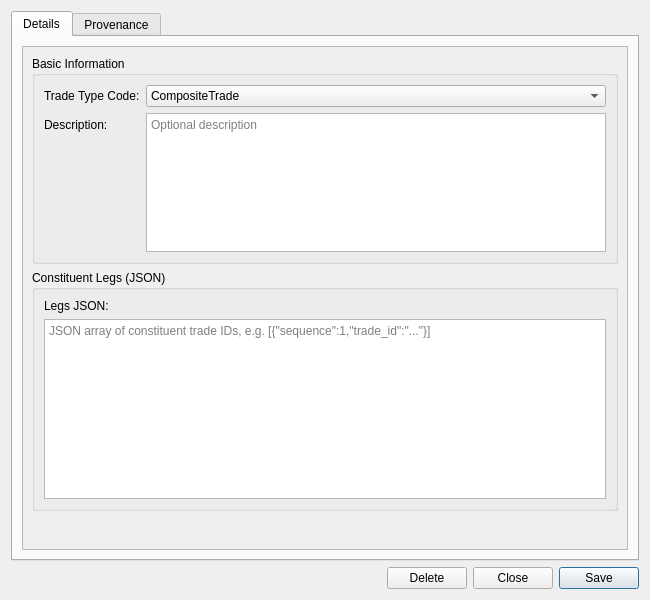
The window that projects/ores.qt/ui/CompositeInstrumentDetailDialog.ui (OreStudio/OreStudio) describes before a commit, drawn with Qt 5.
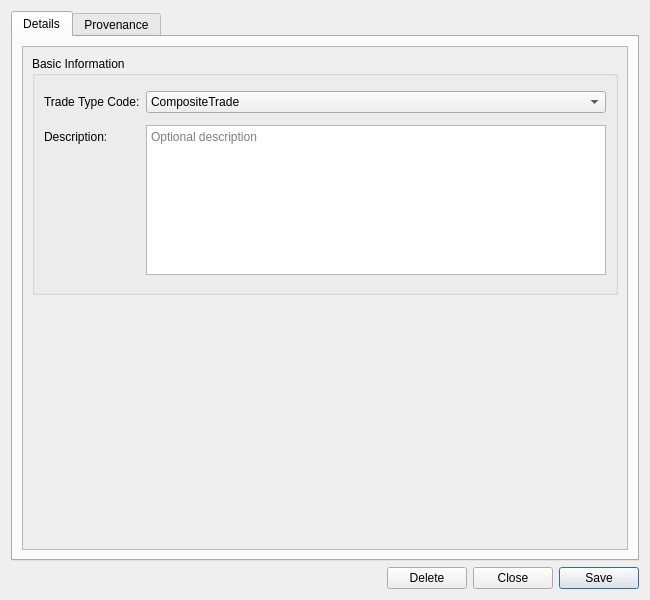
The same window after the commit. Custom widgets are drawn as their Qt base class.

Commit message:
[qt,trading] Replace JSON legs with strongly-typed CompositeLegsWidget
Add a reusable CompositeLegsWidget (ui/hpp/cpp) that manages a
std::vector<composite_leg> via a QTableWidget with Seq/Trade ID
columns and Add/Remove buttons, following the ProvenanceWidget pattern.

Add get_composite_instrument_legs_request/response to instrument_protocol,
a get_legs handler in composite_instrument_handler, and register the
subscription in registrar. The detail dialog now async-loads legs from
the server on open and passes them directly to the save request.

Diff of the .ui file:
```diff
--- a/projects/ores.qt/ui/CompositeInstrumentDetailDialog.ui
+++ b/projects/ores.qt/ui/CompositeInstrumentDetailDialog.ui
@@ -73,31 +73,7 @@
             </widget>
            </item>
            <item>
-            <widget class="QGroupBox" name="legsGroup">
-             <property name="title">
-              <string>Constituent Legs (JSON)</string>
-             </property>
-             <layout class="QVBoxLayout" name="legsGroupLayout">
-              <item>
-               <widget class="QLabel" name="labelLegsJson">
-                <property name="text"><string>Legs JSON:</string></property>
-               </widget>
-              </item>
-              <item>
-               <widget class="QPlainTextEdit" name="legsJsonEdit">
-                <property name="minimumSize">
-                 <size><width>0</width><height>100</height></size>
-                </property>
-                <property name="maximumSize">
-                 <size><width>16777215</width><height>200</height></size>
-                </property>
-                <property name="placeholderText">
-                 <string>JSON array of constituent trade IDs, e.g. [{"sequence":1,"trade_id":"..."}]</string>
-                </property>
-               </widget>
-              </item>
-             </layout>
-            </widget>
+            <widget class="ores::qt::CompositeLegsWidget" name="legsWidget" native="true"/>
            </item>
            <item>
             <spacer name="verticalSpacer">
@@ -159,6 +135,11 @@
    <extends>QWidget</extends>
    <header>ores.qt/ProvenanceWidget.hpp</header>
   </customwidget>
+  <customwidget>
+   <class>ores::qt::CompositeLegsWidget</class>
+   <extends>QWidget</extends>
+   <header>ores.qt/CompositeLegsWidget.hpp</header>
+  </customwidget>
  </customwidgets>
  <resources/>
  <connections/>
```
The commit also changes 9 other files.
